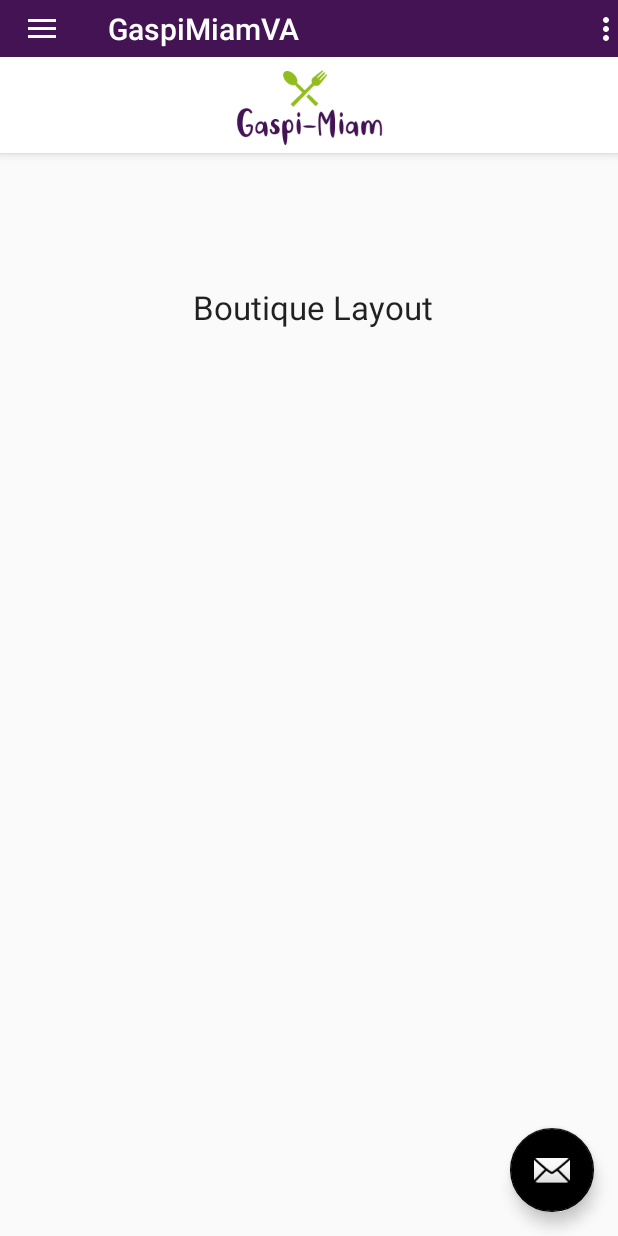
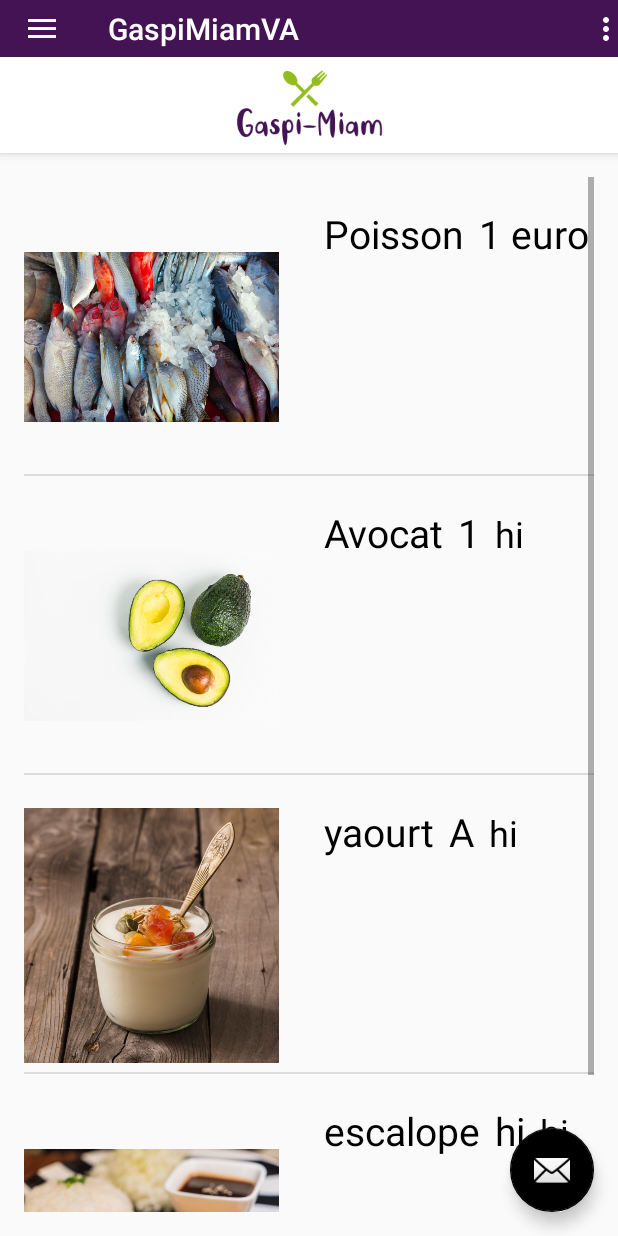
Before and after one commit to raniafe/ihm, an Android app: the screen it shows after launch (MainActivity), in the side drawer, after a tap on "Boutique", on a phone screen of 412 x 824 dp. Run offline under Robolectric (Android 15) with nearby library versions, the phone set to English and light mode, and no system bars.

Commit message:
Boutique List View

```diff
--- a/GaspiMiamMobile/GaspiMiamVA/app/src/main/java/com/example/gaspimiamva/activites/MainActivity.java
+++ b/GaspiMiamMobile/GaspiMiamVA/app/src/main/java/com/example/gaspimiamva/activites/MainActivity.java
@@ -22,6 +22,8 @@ import com.example.gaspimiamva.fragments.MapFragment;
 import com.example.gaspimiamva.fragments.MesVentesFragment;
 import com.example.gaspimiamva.fragments.MonCompteFragment;
 import com.example.gaspimiamva.fragments.StockFragment;
+
+import static com.example.gaspimiamva.R.id.toolbar;
 
 public class MainActivity extends AppCompatActivity
         implements NavigationView.OnNavigationItemSelectedListener {
--- /dev/null
+++ b/GaspiMiamMobile/GaspiMiamVA/app/src/main/java/com/example/gaspimiamva/adapters/CustomListView.java
@@ -0,0 +1,71 @@
+package com.example.gaspimiamva.adapters;
+
+
+import android.app.Activity;
+
+import android.support.annotation.NonNull;
+import android.support.annotation.Nullable;
+import android.view.LayoutInflater;
+import android.view.View;
+import android.view.ViewGroup;
+import android.widget.ArrayAdapter;
+import android.widget.ImageView;
+import android.widget.TextView;
+
+import com.example.gaspimiamva.R;
+
+
+public class CustomListView extends ArrayAdapter<String> {
+    private String[] produit;
+    private String[] descri;
+    private String[] prix;
+    private Integer[] image;
+    private Activity context;
+
+    public CustomListView(Activity  context,String[] produit,Integer[] image,String[] descri, String[] prix) {
+        super(context, R.layout.listviewlayout,produit);
+        this.context=context;
+        this.produit=produit;
+        this.descri=descri;
+        this.image=image;
+        this.prix=prix;
+    }
+
+
+
+    @NonNull
+    @Override
+    public View getView(int position, @Nullable View convertView, @NonNull ViewGroup parent){
+        View r=convertView;
+        ViewHolder viewHolder=null;
+        if (r==null){
+            LayoutInflater layoutinf=context.getLayoutInflater();
+            r=layoutinf.inflate(R.layout.listviewlayout,null,true);
+            viewHolder= new ViewHolder(r);
+            r.setTag(viewHolder);
+        }
+        else{
+            viewHolder=(ViewHolder) r.getTag();
+
+
+        }
+        viewHolder.img.setImageResource(image[position]);
+        viewHolder.tvprod.setText(produit[position]);
+        viewHolder.tvprix.setText(prix[position]);
+        viewHolder.tvdescri.setText(descri[position]);
+
+        return r;
+    }
+    class ViewHolder{
+        TextView tvprix;
+        TextView tvprod;
+        TextView tvdescri;
+        ImageView img;
+        ViewHolder(View v){
+            tvprod=(TextView)v.findViewById(R.id.tvproduit);
+            tvprix=(TextView)v.findViewById(R.id.tvprix);
+            tvdescri=(TextView)v.findViewById(R.id.tvdescri);
+            img=(ImageView)v.findViewById(R.id.img);
+        }
+    }
+}
--- a/GaspiMiamMobile/GaspiMiamVA/app/src/main/java/com/example/gaspimiamva/fragments/BoutiqueFragment.java
+++ b/GaspiMiamMobile/GaspiMiamVA/app/src/main/java/com/example/gaspimiamva/fragments/BoutiqueFragment.java
@@ -7,17 +7,64 @@ import android.view.LayoutInflater;
 import android.view.View;
 import android.view.ViewGroup;
 
+import android.widget.ListView;
+import android.widget.Toast;
+
+
 import com.example.gaspimiamva.R;
+import com.example.gaspimiamva.adapters.CustomListView;
 
 
 public class BoutiqueFragment extends Fragment {
 
+    ListView lst;
+    String[] produit={"Poisson","Avocat","yaourt","escalope"};
+    String[] descri={"hi","hi","hi","hi"};
+    Integer[] image={R.drawable.poisson,R.drawable.avocat,R.drawable.yaourt,R.drawable.escalope};
+    String[] prix={"1 euro","1","A","hi","hi"};
     View myView;
 
     @Nullable
     @Override
     public View onCreateView(LayoutInflater inflater, ViewGroup container, Bundle savedInstanceState) {
         myView = inflater.inflate(R.layout.fragment_boutique, container, false);
+
+        lst = (ListView) myView.findViewById(R.id.list);
+
+        CustomListView customListView= new CustomListView(getActivity(),produit,image,descri,prix);
+        lst.setAdapter(customListView);
+    /*    lst.setOnItemClickListener(new AdapterView.OnItemClickListener() {
+            @Override
+            public void onItemClick(AdapterView<?> parent, View view, int position, long id) {
+
+
+                if(position==0){
+                    Intent myitent= new Intent(view.getContext(),ProduitenVente.class);
+                    startActivityForResult(myitent,0);
+                }
+                if(position==1){
+                    Intent myitent= new Intent(view.getContext(),ProduitenVente.class);
+                    startActivityForResult(myitent,1);
+                }
+                if(position==2) {
+                    Intent myitent = new Intent(view.getContext(), ProduitenVente.class);
+                    startActivityForResult(myitent, 2);
+                }
+                if(position==3){
+                    Intent myitent= new Intent(view.getContext(),ProduitenVente.class);
+                    startActivityForResult(myitent,3);
+                }
+                if(position==4){
+                    Intent myitent= new Intent(view.getContext(),ProduitenVente.class);
+                    startActivityForResult(myitent,4);
+                }
+            }
+
+        });*/
+
         return myView;
     }
+
+
+
 }
--- a/GaspiMiamMobile/GaspiMiamVA/app/src/main/res/layout/fragment_boutique.xml
+++ b/GaspiMiamMobile/GaspiMiamVA/app/src/main/res/layout/fragment_boutique.xml
@@ -2,13 +2,11 @@
 <RelativeLayout xmlns:android="http://schemas.android.com/apk/res/android"
     android:layout_width="match_parent" android:layout_height="match_parent">
 
-    <TextView
-        android:id="@+id/textView2"
-        android:layout_width="wrap_content"
+    <ListView
+        android:id="@+id/list"
+        android:layout_width="match_parent"
         android:layout_height="wrap_content"
-        android:layout_alignParentTop="true"
-        android:layout_centerHorizontal="true"
-        android:layout_marginTop="72dp"
-        android:text=" Boutique Layout"
-        android:textAppearance="?android:attr/textAppearanceLarge" />
+        android:layout_alignParentLeft="true"
+        android:layout_alignParentTop="true" />
+
 </RelativeLayout>
--- /dev/null
+++ b/GaspiMiamMobile/GaspiMiamVA/app/src/main/res/layout/listviewlayout.xml
@@ -0,0 +1,58 @@
+<?xml version="1.0" encoding="utf-8"?>
+
+<android.support.constraint.ConstraintLayout xmlns:android="http://schemas.android.com/apk/res/android"
+    xmlns:tools="http://schemas.android.com/tools"
+    android:layout_width="match_parent"
+    android:layout_height="match_parent">
+
+    <LinearLayout
+        android:layout_width="match_parent"
+        android:layout_height="198dp"
+        android:orientation="horizontal"
+        tools:ignore="MissingConstraints">
+
+        <ImageView
+            android:id="@+id/img"
+            android:layout_width="170dp"
+            android:layout_height="213dp"
+            android:layout_marginRight="20dp"
+            android:layout_marginBottom="0dp" />
+
+
+
+        <TextView
+            android:id="@+id/tvproduit"
+            style="@style/BlackText"
+            android:layout_width="wrap_content"
+            android:layout_height="wrap_content"
+            android:layout_marginLeft="10dp"
+            android:layout_marginTop="20dp"
+            android:layout_marginBottom="20dp"
+            android:text="text"
+            android:textSize="26sp"></TextView>
+
+        <TextView
+            android:id="@+id/tvprix"
+            android:layout_width="wrap_content"
+            android:layout_height="wrap_content"
+            android:layout_marginLeft="10dp"
+            android:layout_marginTop="20dp"
+            android:layout_marginBottom="20dp"
+            android:text="text"
+            android:textSize="26sp"
+            style="@style/BlackText"></TextView>
+
+        <TextView
+            android:id="@+id/tvdescri"
+            android:layout_width="wrap_content"
+            android:layout_height="wrap_content"
+            android:layout_marginLeft="10dp"
+            android:layout_marginTop="20dp"
+            android:layout_marginBottom="20dp"
+            android:text="text"
+            android:textSize="24sp"
+            style="@style/BlackText" ></TextView>
+
+    </LinearLayout>
+
+</android.support.constraint.ConstraintLayout>
--- a/GaspiMiamMobile/GaspiMiamVA/app/src/main/res/values/styles.xml
+++ b/GaspiMiamMobile/GaspiMiamVA/app/src/main/res/values/styles.xml
@@ -13,6 +13,10 @@
         <item name="windowNoTitle">true</item>
     </style>
 
+    <style name="BlackText" parent="TextAppearance.AppCompat">
+        <item name="android:textColor">#000000</item>
+    </style>
+
     <style name="AppTheme.AppBarOverlay" parent="ThemeOverlay.AppCompat.Dark.ActionBar" />
 
     <style name="AppTheme.PopupOverlay" parent="ThemeOverlay.AppCompat.Light" />
```
Also changed, not shown: GaspiMiamMobile/GaspiMiamVA/app/src/main/res/drawable/avocat.jpg (added), GaspiMiamMobile/GaspiMiamVA/app/src/main/res/drawable/escalope.jpg (added), GaspiMiamMobile/GaspiMiamVA/app/src/main/res/drawable/poisson.jpg (added), GaspiMiamMobile/GaspiMiamVA/app/src/main/res/drawable/yaourt.jpg (added).
